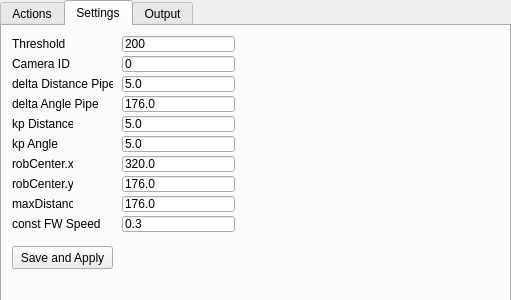
First picture: the form in Hanse/Behaviour_PipeFollowing/pipefollowingform.ui, repository iti-luebeck/HANSE2011, before the edit.
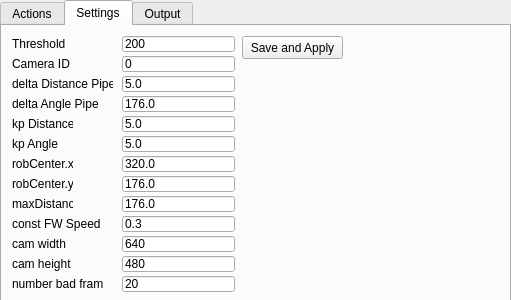
Second picture: the form after the edit.

Diff of the .ui file:
```diff
--- a/Hanse/Behaviour_PipeFollowing/pipefollowingform.ui
+++ b/Hanse/Behaviour_PipeFollowing/pipefollowingform.ui
@@ -287,8 +287,8 @@
     <widget class="QPushButton" name="saveApplyButton">
      <property name="geometry">
       <rect>
-       <x>10</x>
-       <y>220</y>
+       <x>240</x>
+       <y>10</y>
        <width>101</width>
        <height>23</height>
       </rect>
@@ -401,6 +401,84 @@
       <string>0.3</string>
      </property>
     </widget>
+    <widget class="QLabel" name="camWidthLabel">
+     <property name="geometry">
+      <rect>
+       <x>10</x>
+       <y>210</y>
+       <width>91</width>
+       <height>16</height>
+      </rect>
+     </property>
+     <property name="text">
+      <string>cam width</string>
+     </property>
+    </widget>
+    <widget class="QLineEdit" name="camWidthLineEdit">
+     <property name="geometry">
+      <rect>
+       <x>120</x>
+       <y>210</y>
+       <width>113</width>
+       <height>16</height>
+      </rect>
+     </property>
+     <property name="text">
+      <string>640</string>
+     </property>
+    </widget>
+    <widget class="QLabel" name="camHieghtLabel">
+     <property name="geometry">
+      <rect>
+       <x>10</x>
+       <y>230</y>
+       <width>91</width>
+       <height>16</height>
+      </rect>
+     </property>
+     <property name="text">
+      <string>cam height</string>
+     </property>
+    </widget>
+    <widget class="QLineEdit" name="camHeightLineEdit">
+     <property name="geometry">
+      <rect>
+       <x>120</x>
+       <y>230</y>
+       <width>113</width>
+       <height>16</height>
+      </rect>
+     </property>
+     <property name="text">
+      <string>480</string>
+     </property>
+    </widget>
+    <widget class="QLabel" name="badFramesLabel">
+     <property name="geometry">
+      <rect>
+       <x>10</x>
+       <y>250</y>
+       <width>91</width>
+       <height>16</height>
+      </rect>
+     </property>
+     <property name="text">
+      <string>number bad frames</string>
+     </property>
+    </widget>
+    <widget class="QLineEdit" name="badFramesLineEdit">
+     <property name="geometry">
+      <rect>
+       <x>120</x>
+       <y>250</y>
+       <width>113</width>
+       <height>16</height>
+      </rect>
+     </property>
+     <property name="text">
+      <string>20</string>
+     </property>
+    </widget>
    </widget>
    <widget class="QWidget" name="Output">
     <attribute name="title">
```
Left out of the diff: 13 changed lines with no effect on the pictures.
